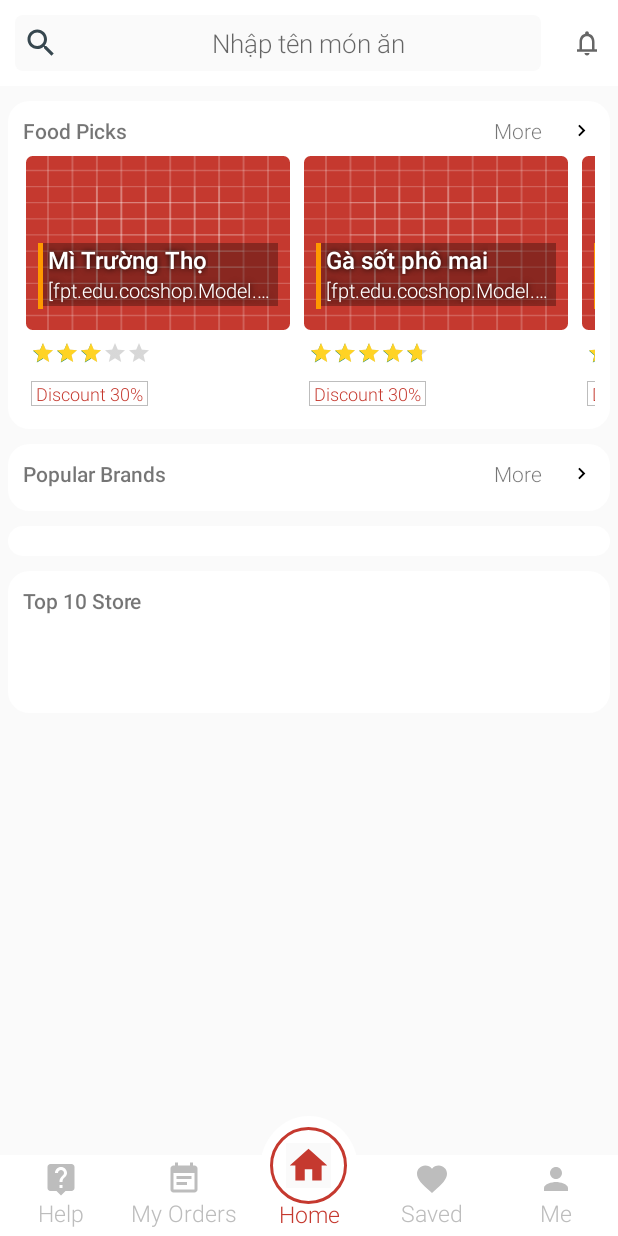
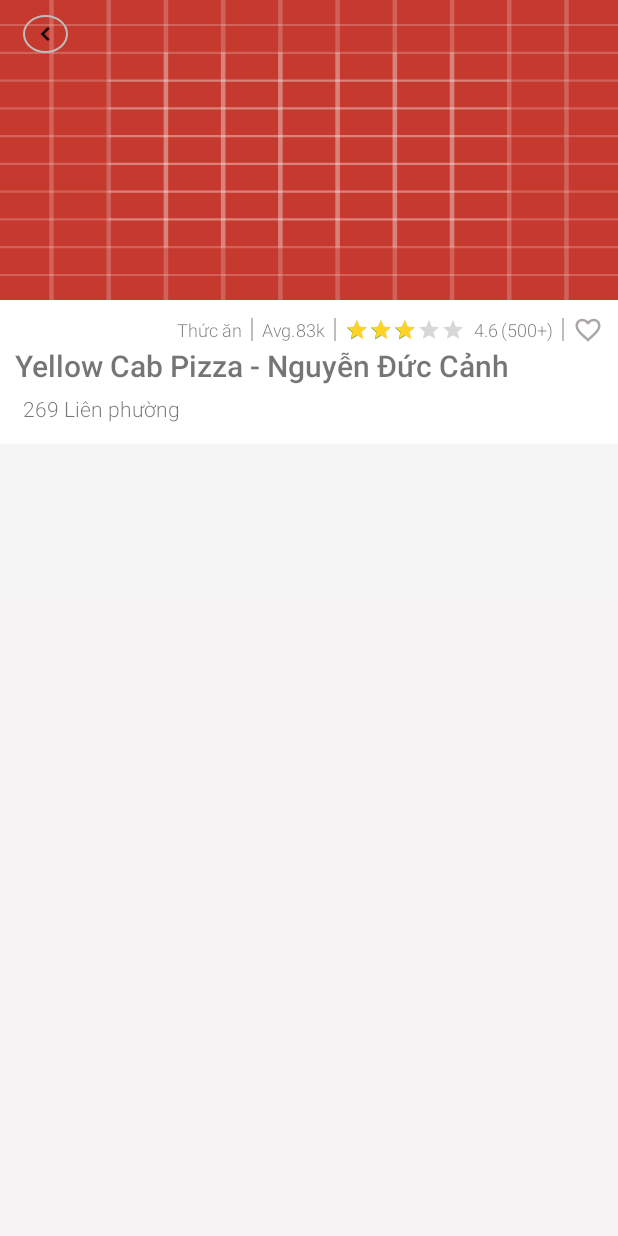
Before and after one commit to thienmanhvo/AndroidCocshop, an Android app: the screen it shows after launch (HomeActivity before the commit, StoreActivity after it), after a tap on an icon or button, on a phone screen of 412 x 824 dp. Run offline under Robolectric (Android 15) with nearby library versions, the phone set to English and light mode, and no system bars; our stand-ins replace Picasso; pictures from the network do not load.

Commit message:
store activity

```diff
--- a/app/build.gradle
+++ b/app/build.gradle
@@ -29,5 +29,5 @@
     androidTestImplementation 'androidx.test.espresso:espresso-core:3.2.0'
 
     implementation 'com.google.android.material:material:1.1.0-alpha10'
-    compile 'com.squareup.picasso:picasso:2.71828'
+    implementation 'com.squareup.picasso:picasso:2.71828'
 }
--- a/app/src/main/AndroidManifest.xml
+++ b/app/src/main/AndroidManifest.xml
@@ -1,7 +1,9 @@
 <?xml version="1.0" encoding="utf-8"?>
 <manifest xmlns:android="http://schemas.android.com/apk/res/android"
     package="fpt.edu.cocshop">
+
     <uses-permission android:name="android.permission.INTERNET" />
+
     <application
         android:allowBackup="true"
         android:icon="@mipmap/ic_launcher"
@@ -9,6 +11,7 @@
         android:roundIcon="@mipmap/ic_launcher_round"
         android:supportsRtl="true"
         android:theme="@style/AppTheme.FullScreen">
+        <activity android:name=".Activity.StoreActivity"></activity>
         <activity android:name=".Activity.HomeActivity">
             <intent-filter>
                 <action android:name="android.intent.action.MAIN" />
--- /dev/null
+++ b/app/src/main/java/fpt/edu/cocshop/Activity/StoreActivity.java
@@ -0,0 +1,67 @@
+package fpt.edu.cocshop.Activity;
+
+import androidx.appcompat.app.AppCompatActivity;
+
+import android.os.Bundle;
+import android.util.Log;
+import android.widget.ImageView;
+import android.widget.RatingBar;
+import android.widget.TextView;
+
+import com.squareup.picasso.Callback;
+import com.squareup.picasso.Picasso;
+
+import org.w3c.dom.Text;
+
+import fpt.edu.cocshop.Constant.Constant;
+import fpt.edu.cocshop.Model.Brand;
+import fpt.edu.cocshop.R;
+
+public class StoreActivity extends AppCompatActivity {
+
+    private ImageView mImgAvatar;
+    private Brand brand;
+    private RatingBar mRatingBar;
+    private TextView mTxtLocation;
+
+    @Override
+    protected void onCreate(Bundle savedInstanceState) {
+        super.onCreate(savedInstanceState);
+        setContentView(R.layout.activity_store);
+        initView();
+        initData();
+    }
+
+    @Override
+    protected void onResume() {
+        super.onResume();
+    }
+
+    private void initData(){
+        brand = (Brand) getIntent().getSerializableExtra(Constant.STORE);
+        Picasso.get()
+                .load(brand.getPicturePath())
+                .error(R.drawable.ic_launcher_background)
+                .placeholder(R.drawable.ic_launcher_background)
+                .into(mImgAvatar, new Callback() {
+                    @Override
+                    public void onSuccess() {
+                    }
+
+                    @Override
+                    public void onError(Exception e) {
+                        Log.e("PICASSO", e.getMessage());
+                    }
+                });
+        mRatingBar.setRating(brand.getRating());
+        mTxtLocation.setText(brand.getLocation().get(0).getName());
+
+    }
+    private void initView(){
+        mImgAvatar  = (ImageView) findViewById(R.id.img_avatar);
+        mRatingBar = (RatingBar) findViewById(R.id.rb_rating_store);
+        mTxtLocation = (TextView) findViewById(R.id.txt_location_store);
+
+
+    }
+}
--- a/app/src/main/java/fpt/edu/cocshop/Adapter/FoodPicksAdapter.java
+++ b/app/src/main/java/fpt/edu/cocshop/Adapter/FoodPicksAdapter.java
@@ -89,7 +89,7 @@
             super(itemView);
             mImgDescription = itemView.findViewById(R.id.img_description);
             mTxtName = itemView.findViewById(R.id.txt_name_brand);
-            mTxtLocation = itemView.findViewById(R.id.txt_location);
+            mTxtLocation = itemView.findViewById(R.id.txt_location_brand_item);
             mTxtPromo = itemView.findViewById(R.id.txt_promo);
             mRbRating = itemView.findViewById(R.id.rb_rating);
         }
--- a/app/src/main/java/fpt/edu/cocshop/Constant/Constant.java
+++ b/app/src/main/java/fpt/edu/cocshop/Constant/Constant.java
@@ -6,6 +6,8 @@
     public static final int SAVED_PAGE_POSITION = 2;
     public static final int USER_PAGE_POSITION = 3;
     public static final int HOME_PAGE_POSITION = 4;
+    public static final String STORE = "STORE";
+    public static final String STORE_LIST = "Store_List";
 
 
 }
--- a/app/src/main/java/fpt/edu/cocshop/Fragment/HomeFragment.java
+++ b/app/src/main/java/fpt/edu/cocshop/Fragment/HomeFragment.java
@@ -16,7 +16,9 @@
 import java.util.ArrayList;
 import java.util.List;
 
+import fpt.edu.cocshop.Activity.StoreActivity;
 import fpt.edu.cocshop.Adapter.FoodPicksAdapter;
+import fpt.edu.cocshop.Constant.Constant;
 import fpt.edu.cocshop.Model.Brand;
 import fpt.edu.cocshop.Model.Location;
 import fpt.edu.cocshop.R;
@@ -138,14 +140,14 @@
         if (mFoodPicksAdapter == null) {
             mFoodPicksAdapter = new FoodPicksAdapter(getContext(), mBrandList);
             mRcvFoodPicks.setAdapter(mFoodPicksAdapter);
-//            mFoodPicksAdapter.setmOnFoodPicksClickListener(new FoodPicksAdapter.OnFoodPicksClickListener() {
-//                @Override
-//                public void onClick(Brand brand) {
-//                    Intent intent = new Intent(getContext(), RecipeActivity.class);
-//                    intent.putExtra("DISHY",dishy);
-//                    startActivity(intent);
-//                }
-//            });
+            mFoodPicksAdapter.setmOnFoodPicksClickListener(new FoodPicksAdapter.OnFoodPicksClickListener() {
+                @Override
+                public void onClick(Brand brand) {
+                    Intent intent = new Intent(getContext(), StoreActivity.class);
+                    intent.putExtra(Constant.STORE, brand);
+                    startActivity(intent);
+                }
+            });
         } else {
             mFoodPicksAdapter.notifyDataSetChanged();
         }
--- /dev/null
+++ b/app/src/main/res/drawable/custom_frame_back.xml
@@ -0,0 +1,9 @@
+<?xml version="1.0" encoding="utf-8"?>
+<shape xmlns:android="http://schemas.android.com/apk/res/android"
+    android:shape="oval">
+    <corners android:radius="50dp" />
+    <size
+        android:width="65dp"
+        android:height="70dp" />
+    <stroke android:width="@dimen/dp1" android:color="@color/colorIcon"/>
+</shape>
--- /dev/null
+++ b/app/src/main/res/drawable/ic_favorite_border.xml
@@ -0,0 +1,6 @@
+<?xml version="1.0" encoding="utf-8"?>
+<vector android:height="20dp" android:tint="#ACA6A6"
+    android:viewportHeight="24.0" android:viewportWidth="24.0"
+    android:width="20dp" xmlns:android="http://schemas.android.com/apk/res/android">
+    <path android:fillColor="@color/colorIcon" android:pathData="M16.5,3c-1.74,0 -3.41,0.81 -4.5,2.09C10.91,3.81 9.24,3 7.5,3 4.42,3 2,5.42 2,8.5c0,3.78 3.4,6.86 8.55,11.54L12,21.35l1.45,-1.32C18.6,15.36 22,12.28 22,8.5 22,5.42 19.58,3 16.5,3zM12.1,18.55l-0.1,0.1 -0.1,-0.1C7.14,14.24 4,11.39 4,8.5 4,6.5 5.5,5 7.5,5c1.54,0 3.04,0.99 3.57,2.36h1.87C13.46,5.99 14.96,5 16.5,5c2,0 3.5,1.5 3.5,3.5 0,2.89 -3.14,5.74 -7.9,10.05z"/>
+</vector>
--- /dev/null
+++ b/app/src/main/res/drawable/ic_navigate_before.xml
@@ -0,0 +1,9 @@
+<vector xmlns:android="http://schemas.android.com/apk/res/android"
+    android:width="24dp"
+    android:height="24dp"
+    android:viewportWidth="24"
+    android:viewportHeight="24">
+  <path
+      android:fillColor="#FF000000"
+      android:pathData="M15.41,7.41L14,6l-6,6 6,6 1.41,-1.41L10.83,12z"/>
+</vector>
--- /dev/null
+++ b/app/src/main/res/layout/activity_store.xml
@@ -0,0 +1,191 @@
+<?xml version="1.0" encoding="utf-8"?>
+<LinearLayout xmlns:android="http://schemas.android.com/apk/res/android"
+    xmlns:app="http://schemas.android.com/apk/res-auto"
+    xmlns:tools="http://schemas.android.com/tools"
+    android:layout_width="match_parent"
+    android:layout_height="match_parent"
+    android:background="#F5F3F3"
+    android:orientation="vertical"
+    tools:context=".Activity.StoreActivity">
+
+    <androidx.appcompat.widget.Toolbar
+        android:id="@+id/tb_ra"
+        android:layout_width="match_parent"
+        android:layout_height="wrap_content"
+        android:background="@color/colorMain"
+        android:visibility="gone"
+        app:navigationIcon="@drawable/ic_navigate_before"
+        app:title="Ga chien nuoc mam"
+        app:titleTextColor="@color/colorWhite" />
+
+    <androidx.core.widget.NestedScrollView
+        android:id="@+id/nsv_store_activity"
+        android:layout_width="match_parent"
+        android:layout_height="match_parent">
+
+        <LinearLayout
+            android:layout_width="match_parent"
+            android:layout_height="match_parent"
+            android:orientation="vertical">
+
+            <FrameLayout
+                android:layout_width="match_parent"
+                android:layout_height="@dimen/dp200">
+
+                <ImageView
+                    android:id="@+id/img_avatar"
+                    android:layout_width="match_parent"
+                    android:layout_height="match_parent"
+                    android:scaleType="fitXY" />
+
+                <ImageView
+                    android:id="@+id/img_button_back_recipe_activity"
+                    android:layout_width="30dp"
+                    android:layout_height="25dp"
+                    android:layout_marginLeft="@dimen/dp15"
+                    android:layout_marginTop="@dimen/dp10"
+                    android:background="@drawable/custom_frame_back"
+                    android:padding="@dimen/dp3"
+                    android:src="@drawable/ic_navigate_before" />
+            </FrameLayout>
+
+            <LinearLayout
+                android:layout_width="match_parent"
+                android:layout_height="wrap_content"
+                android:background="@color/colorWhite"
+                android:orientation="vertical"
+                android:paddingLeft="@dimen/dp10"
+                android:paddingTop="@dimen/dp10"
+                android:paddingRight="@dimen/dp10"
+                android:paddingBottom="@dimen/dp10">
+
+                <LinearLayout
+                    android:layout_width="match_parent"
+                    android:layout_height="wrap_content"
+                    android:gravity="right"
+                    android:orientation="horizontal">
+
+                    <TextView
+                        android:id="@+id/txt_category"
+                        android:layout_width="wrap_content"
+                        android:layout_height="match_parent"
+                        android:gravity="center_vertical"
+                        android:text="Thức ăn"
+                        android:textSize="@dimen/dp12" />
+
+                    <View
+                        android:layout_width="1dp"
+                        android:layout_height="@dimen/store_description_bar_vertical_line"
+                        android:layout_gravity="center"
+                        android:layout_marginLeft="@dimen/store_description_bar_distance"
+                        android:layout_marginRight="@dimen/store_description_bar_distance"
+                        android:background="@color/colorIcon" />
+
+                    <TextView
+                        android:layout_width="wrap_content"
+                        android:layout_height="match_parent"
+                        android:gravity="center_vertical"
+                        android:text="Avg."
+                        android:textSize="@dimen/dp12" />
+
+                    <TextView
+                        android:id="@+id/txt_average_price"
+                        android:layout_width="wrap_content"
+                        android:layout_height="match_parent"
+                        android:gravity="center_vertical"
+                        android:text="83k"
+                        android:textSize="@dimen/dp12" />
+
+                    <View
+                        android:layout_width="1dp"
+                        android:layout_height="@dimen/store_description_bar_vertical_line"
+                        android:layout_gravity="center"
+                        android:layout_marginLeft="@dimen/store_description_bar_distance"
+                        android:layout_marginRight="@dimen/store_description_bar_distance"
+                        android:background="@color/colorIcon" />
+
+                    <androidx.appcompat.widget.AppCompatRatingBar
+                        android:id="@+id/rb_rating_store"
+                        style="?android:ratingBarStyleSmall"
+                        android:layout_width="wrap_content"
+                        android:layout_height="wrap_content"
+                        android:layout_gravity="center_vertical"
+                        android:numStars="5"
+                        android:progressTint="@color/colorStar"/>
+
+                    <TextView
+                        android:id="@+id/txt_rating"
+                        android:layout_width="wrap_content"
+                        android:layout_height="match_parent"
+                        android:layout_marginLeft="@dimen/store_description_bar_distance"
+                        android:layout_marginRight="@dimen/dp2"
+                        android:gravity="center_vertical"
+                        android:text="4.6"
+                        android:textSize="@dimen/dp12" />
+
+                    <TextView
+                        android:id="@+id/txt_rating_numbers"
+                        android:layout_width="wrap_content"
+                        android:layout_height="match_parent"
+                        android:gravity="center_vertical"
+                        android:text="(500+)"
+                        android:textSize="@dimen/dp12" />
+
+                    <View
+                        android:layout_width="1dp"
+                        android:layout_height="@dimen/store_description_bar_vertical_line"
+                        android:layout_gravity="center_vertical"
+                        android:layout_marginLeft="@dimen/store_description_bar_distance"
+                        android:layout_marginRight="@dimen/store_description_bar_distance"
+                        android:background="@color/colorIcon" />
+
+                    <ImageView
+                        android:id="@+id/img_favorite_ra"
+                        android:layout_width="wrap_content"
+                        android:layout_height="wrap_content"
+                        android:src="@drawable/ic_favorite_border" />
+
+                </LinearLayout>
+
+                <TextView
+                    android:id="@+id/txt_name_store"
+                    android:layout_width="match_parent"
+                    android:layout_height="wrap_content"
+                    android:gravity="left"
+                    android:text="Yellow Cab Pizza - Nguyễn Đức Cảnh"
+                    android:textSize="@dimen/sp20"
+                    android:textStyle="bold" />
+
+                <TextView
+                    android:id="@+id/txt_location_store"
+                    android:layout_width="match_parent"
+                    android:layout_height="wrap_content"
+                    android:padding="@dimen/dp5"
+                    android:text="252 Nguyễn Văn Hường, P. Thảo Điền, Quận 2, TP. HCM" />
+            </LinearLayout>
+
+
+            <com.google.android.material.appbar.AppBarLayout
+                android:layout_width="match_parent"
+                android:layout_height="wrap_content">
+
+                <androidx.appcompat.widget.Toolbar
+                    android:id="@+id/tb_toolbar"
+                    android:layout_width="wrap_content"
+                    android:layout_height="wrap_content" />
+
+                <com.google.android.material.tabs.TabLayout
+                    android:id="@+id/tl_tabs"
+                    android:layout_width="wrap_content"
+                    android:layout_height="wrap_content" />
+            </com.google.android.material.appbar.AppBarLayout>
+
+            <androidx.viewpager.widget.ViewPager
+                android:id="@+id/vp_menu"
+                android:layout_width="wrap_content"
+                android:layout_height="wrap_content" />
+
+
+        </LinearLayout>
+    </androidx.core.widget.NestedScrollView>
+</LinearLayout>
--- a/app/src/main/res/layout/item_brand.xml
+++ b/app/src/main/res/layout/item_brand.xml
@@ -64,7 +64,7 @@
                     android:textStyle="bold" />
 
                 <TextView
-                    android:id="@+id/txt_location"
+                    android:id="@+id/txt_location_brand_item"
                     style="@style/AudioFileInfoOverlayText"
                     android:layout_width="match_parent"
                     android:layout_height="wrap_content"
--- a/app/src/main/res/values/dimen.xml
+++ b/app/src/main/res/values/dimen.xml
@@ -6,6 +6,7 @@
     <dimen name="dp3">3dp</dimen>
     <dimen name="dp16">16dp</dimen>
     <dimen name="dp12">12dp</dimen>
+    <dimen name="dp13">13dp</dimen>
     <dimen name="dp11">11dp</dimen>
     <dimen name="dp50">50dp</dimen>
     <dimen name="dp20">20dp</dimen>
@@ -49,4 +50,7 @@
     <dimen name="dp45">45dp</dimen>
     <dimen name="dp42">42dp</dimen>
     <dimen name="dp44">44dp</dimen>
+
+    <dimen name="store_description_bar_distance">6dp</dimen>
+    <dimen name="store_description_bar_vertical_line">15dp</dimen>
 </resources>
--- a/app/src/main/res/values/styles.xml
+++ b/app/src/main/res/values/styles.xml
@@ -33,4 +33,10 @@
         <item name="android:shadowColor">@color/colorBlack</item>
         <item name="android:shadowRadius">5</item>
     </style>
+    <style name="customRatingBar"
+        parent="android:style/Widget.Material.RatingBar.Indicator">
+        <item name="android:minHeight">@dimen/dp20</item>
+        <item name="android:maxHeight">@dimen/dp20</item>
+        ... // Additional customizations
+    </style>
 </resources>
```
